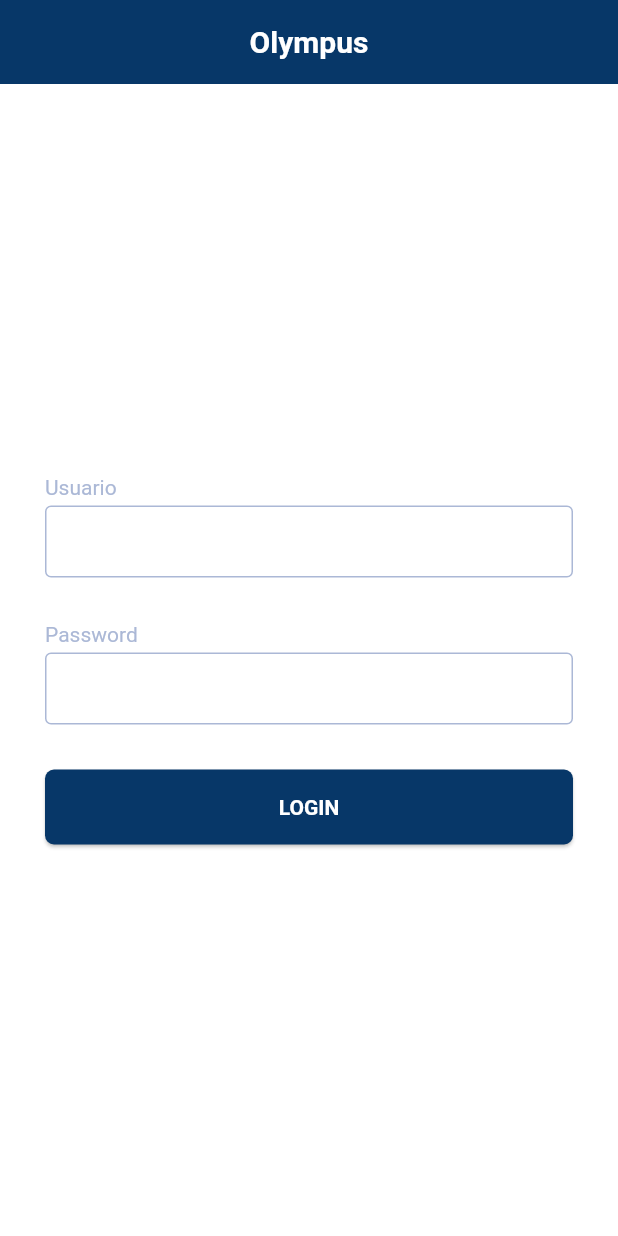
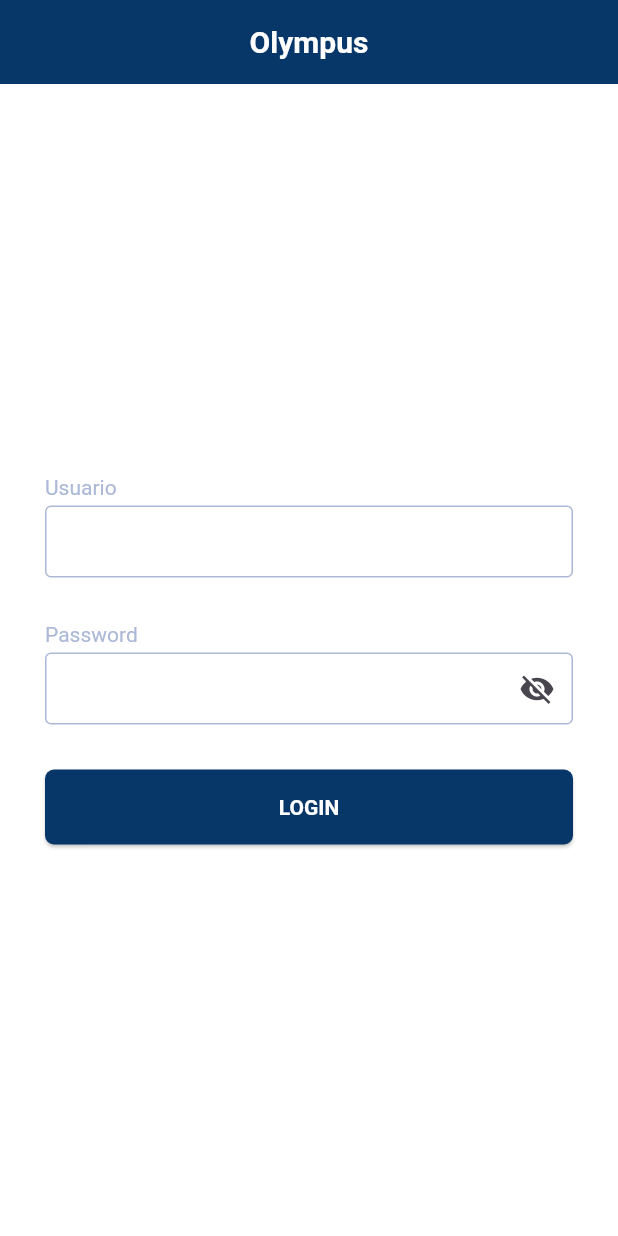
Before and after one commit to miguel-GF/olympus_app_mobile, a Flutter app: the screen it shows after launch, on a phone screen of 412 x 824 dp. Run offline on Flutter 3.47's test engine with Material 3 defaults, Android fonts, the light colour scheme and no system bars; our stand-ins replace auto_size_text, connectivity_plus, flutter_dotenv, gap, get, loading_animation_widget and 3 more; missing offline and left inert: empty_widget, mysql1.

Commit message:
feat: Se agrega lógica de btn de mostrar ocultar password en login

```diff
--- a/lib/screens/login_screen.dart
+++ b/lib/screens/login_screen.dart
@@ -23,6 +23,7 @@ class LoginScreen extends StatefulWidget {
 
 class _LoginScreenState extends State<LoginScreen> {
   bool _isLoading = false;
+  bool _obscureText = true;
   final TextEditingController usuarioTextCtr = TextEditingController();
   final TextEditingController passwordTextCtr = TextEditingController();
   final GlobalKey<FormState> formKey = GlobalKey<FormState>();
@@ -68,7 +69,7 @@ class _LoginScreenState extends State<LoginScreen> {
           );
         } else {
           final SessionController sessionController =
-            Get.find<SessionController>();
+              Get.find<SessionController>();
           await sessionController.saveSession(usuarios[0]);
           Get.offAndToNamed(nameTabsScreen);
         }
@@ -124,7 +125,19 @@ class _LoginScreenState extends State<LoginScreen> {
                     TextFormField(
                       controller: passwordTextCtr,
                       textInputAction: TextInputAction.done,
-                      obscureText: true,
+                      obscureText: _obscureText,
+                      decoration: InputDecoration(
+                        suffixIcon: IconButton(
+                          icon: Icon(_obscureText
+                              ? Icons.visibility_off
+                              : Icons.visibility),
+                          onPressed: () {
+                            setState(() {
+                              _obscureText = !_obscureText;
+                            });
+                          },
+                        ),
+                      ),
                       validator: (String? value) {
                         if (value!.isEmpty) {
                           return 'Tu password es requerido';
```
